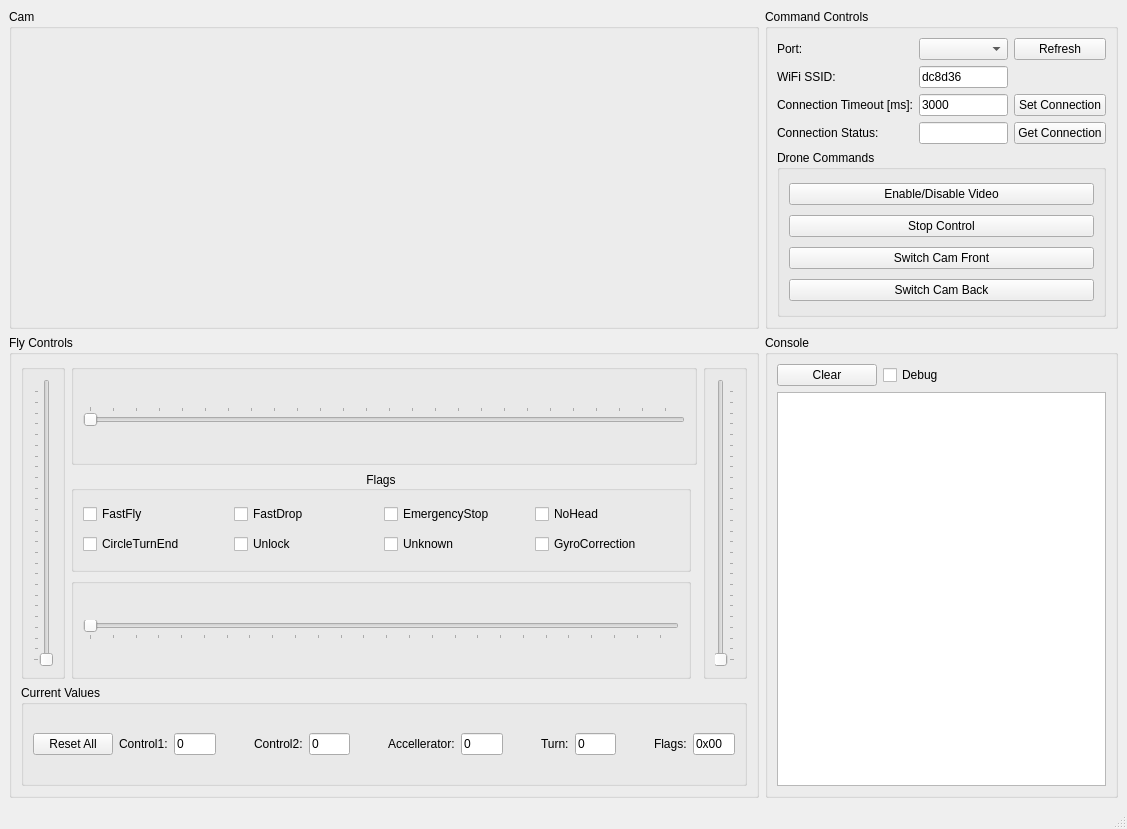
Zorne7/NovaCamDrone, file controller/mainwindow.ui: the form before one commit.
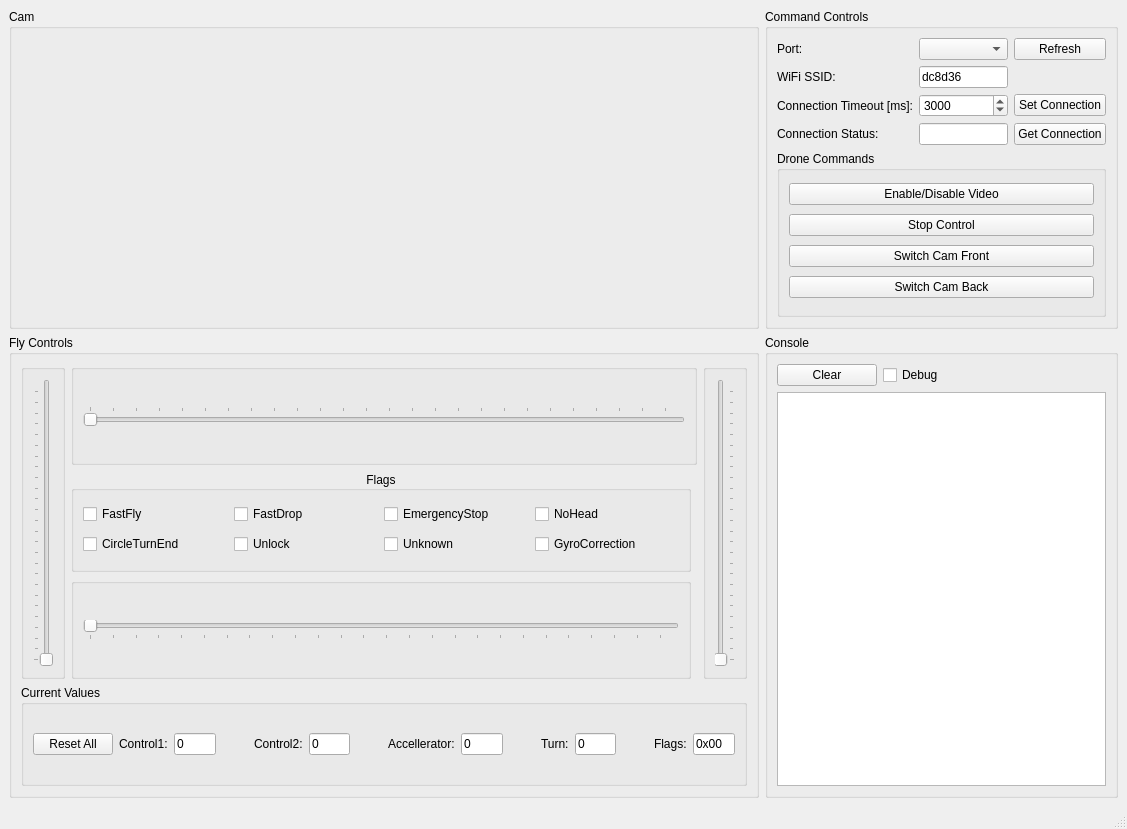
The form after the commit.

Commit message: semplified timeout edit

Patch:
```diff
--- a/controller/mainwindow.ui
+++ b/controller/mainwindow.ui
@@ -462,13 +462,6 @@
          </property>
         </widget>
        </item>
-       <item row="2" column="1">
-        <widget class="QLineEdit" name="connTimeoutEdit">
-         <property name="text">
-          <string>3000</string>
-         </property>
-        </widget>
-       </item>
        <item row="3" column="0">
         <widget class="QLabel" name="label_8">
          <property name="text">
@@ -543,6 +536,16 @@
          </layout>
         </widget>
        </item>
+       <item row="2" column="1">
+        <widget class="QSpinBox" name="connTimeout">
+         <property name="maximum">
+          <number>10000</number>
+         </property>
+         <property name="value">
+          <number>3000</number>
+         </property>
+        </widget>
+       </item>
       </layout>
      </widget>
     </item>
```
The commit also changes 1 other file.
